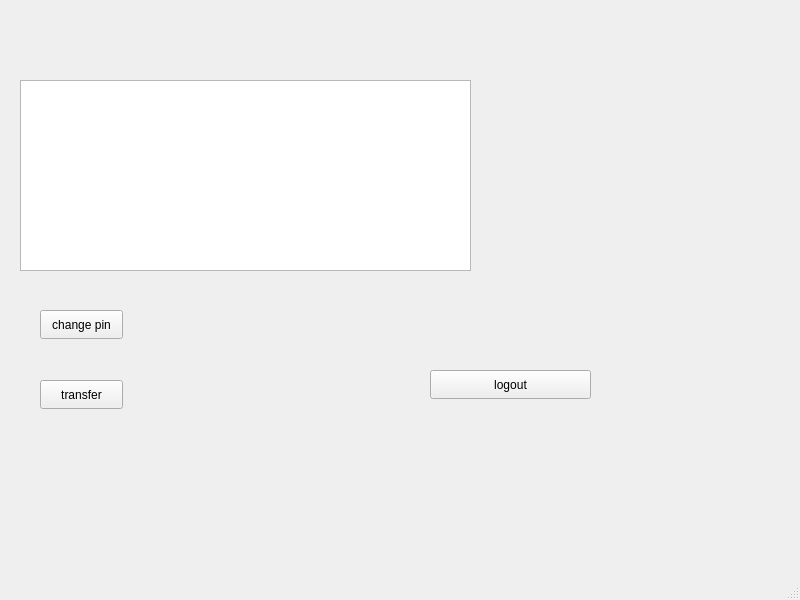
Old version of the form bankingSystem/CustomerDashboard.ui in the repository mehdi0-0s/Banking.
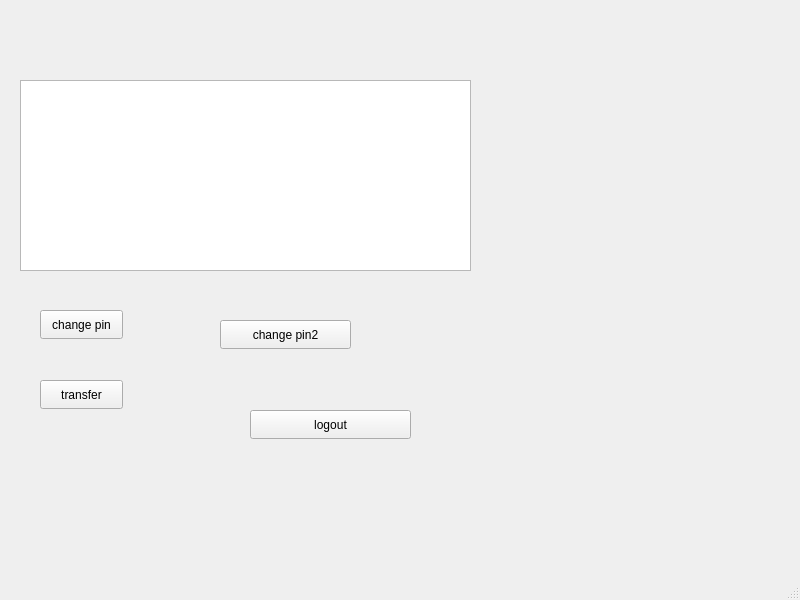
New version of the form.

Commit message: (customer): Implement change secondary PIN functionality

Diff of the .ui file:
```diff
--- a/bankingSystem/CustomerDashboard.ui
+++ b/bankingSystem/CustomerDashboard.ui
@@ -53,8 +53,8 @@
    <widget class="QPushButton" name="logout_pushButton">
     <property name="geometry">
      <rect>
-      <x>430</x>
-      <y>370</y>
+      <x>250</x>
+      <y>410</y>
       <width>161</width>
       <height>29</height>
      </rect>
@@ -63,6 +63,19 @@
      <string>logout</string>
     </property>
    </widget>
+   <widget class="QPushButton" name="changePin2_pushButton">
+    <property name="geometry">
+     <rect>
+      <x>220</x>
+      <y>320</y>
+      <width>131</width>
+      <height>29</height>
+     </rect>
+    </property>
+    <property name="text">
+     <string>change pin2</string>
+    </property>
+   </widget>
   </widget>
   <widget class="QMenuBar" name="menubar">
    <property name="geometry">
```
The commit also changes 2 other files.
